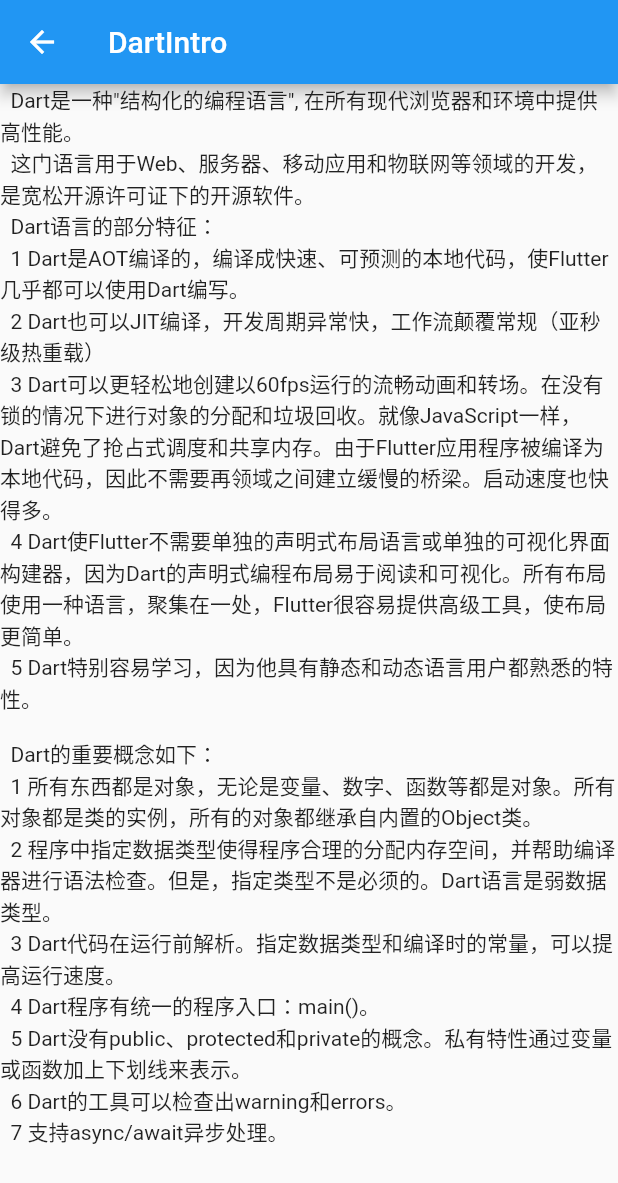
After one commit to maxlxq/justcc, a Flutter app: the screen it shows after launch, after a tap on "toDart", on a phone screen of 412 x 824 dp. The commit adds this screen. Shown: the top 1183 px of the screen. Run offline on Flutter 3.47's test engine with Material 2 defaults, Android fonts, the phone set to English and light mode, and no system bars; network calls fail.

Commit message:
add some httpClient and Dart Introduction

```diff
--- /dev/null
+++ b/lib/dartIntro.dart
@@ -0,0 +1,47 @@
+import 'package:flutter/material.dart';
+
+class DartIntro extends StatefulWidget {
+  @override
+  _DartIntro createState() => _DartIntro();
+}
+
+class _DartIntro extends State<DartIntro> {
+  static String title = 'DartIntro';
+
+  static const introDart1 = '''
+  Dart是一种"结构化的编程语言", 在所有现代浏览器和环境中提供高性能。
+  这门语言用于Web、服务器、移动应用和物联网等领域的开发，是宽松开源许可证下的开源软件。
+  Dart语言的部分特征：
+  1 Dart是AOT编译的，编译成快速、可预测的本地代码，使Flutter几乎都可以使用Dart编写。
+  2 Dart也可以JIT编译，开发周期异常快，工作流颠覆常规（亚秒级热重载）
+  3 Dart可以更轻松地创建以60fps运行的流畅动画和转场。在没有锁的情况下进行对象的分配和垃圾回收。就像JavaScript一样，Dart避免了抢占式调度和共享内存。由于Flutter应用程序被编译为本地代码，因此不需要再领域之间建立缓慢的桥梁。启动速度也快得多。
+  4 Dart使Flutter不需要单独的声明式布局语言或单独的可视化界面构建器，因为Dart的声明式编程布局易于阅读和可视化。所有布局使用一种语言，聚集在一处，Flutter很容易提供高级工具，使布局更简单。
+  5 Dart特别容易学习，因为他具有静态和动态语言用户都熟悉的特性。
+  ''';
+
+  static const introDart2 = '''
+  Dart的重要概念如下：
+  1 所有东西都是对象，无论是变量、数字、函数等都是对象。所有对象都是类的实例，所有的对象都继承自内置的Object类。
+  2 程序中指定数据类型使得程序合理的分配内存空间，并帮助编译器进行语法检查。但是，指定类型不是必须的。Dart语言是弱数据类型。
+  3 Dart代码在运行前解析。指定数据类型和编译时的常量，可以提高运行速度。
+  4 Dart程序有统一的程序入口：main()。
+  5 Dart没有public、protected和private的概念。私有特性通过变量或函数加上下划线来表示。
+  6 Dart的工具可以检查出warning和errors。
+  7 支持async/await异步处理。
+  ''';
+
+  @override
+  Widget build(BuildContext context) {
+    return Scaffold(
+      appBar: AppBar(
+        title: Text(title),
+      ),
+      body: ListView(
+        children: <Widget>[
+          Text(introDart1),
+          Text(introDart2),
+        ],
+      ),
+    );
+  }
+}
--- a/lib/homePage.dart
+++ b/lib/homePage.dart
@@ -60,6 +60,15 @@ class _MyHomePageState extends State<MyHomePage> {
             child: Text(
               'toHttp',
               style: TextStyle(fontSize: 28.0),
+            )
+          ),
+          RaisedButton(
+            onPressed: () {
+              Navigator.pushNamed(context, '/intro');
+            },
+            child: Text(
+              'toDart',
+              style: TextStyle(fontSize: 28.0),
             ),
           ),
         ],
--- a/lib/main.dart
+++ b/lib/main.dart
@@ -1,4 +1,5 @@
 import 'package:flutter/material.dart';
+import 'package:justcc/dartIntro.dart';
 import 'package:justcc/homePage.dart';
 import 'package:justcc/firstPage.dart';
 import 'package:justcc/httpPage.dart';
@@ -25,6 +26,7 @@ class MyApp extends StatelessWidget {
         '/second': (BuildContext context) => SecondPage(),
         '/url': (BuildContext context) => UrlPage(),
         '/http': (BuildContext context) => HttpPage(),
+        '/intro': (BuildContext context) => DartIntro(),
       },
       initialRoute: '/',
     );
```
Also changed, not shown: lib/httpPage.dart (+29 -5 lines).
